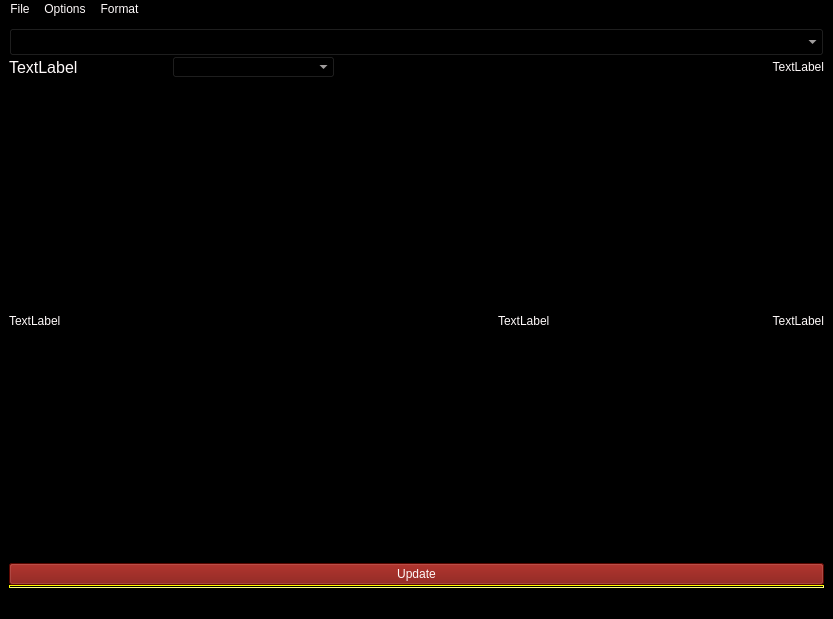
The window that elite_colonisationv2Alt.ui (Roescoe/elite-colonisation-v-2) describes before a commit, drawn with Qt 5.
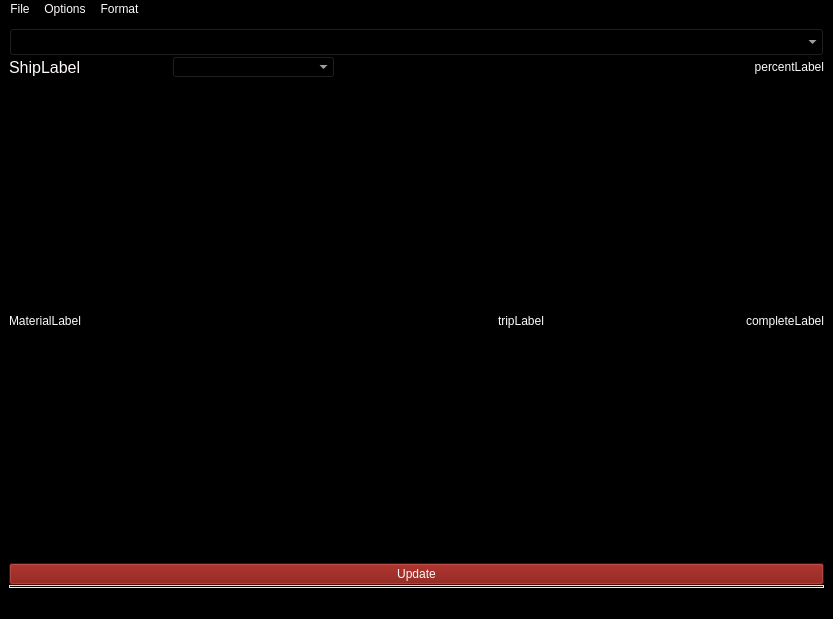
The same window after the commit.

Commit message: Update default labels

The edit to the form file:
```diff
--- a/elite_colonisationv2Alt.ui
+++ b/elite_colonisationv2Alt.ui
@@ -43,7 +43,7 @@
     <item row="3" column="3">
      <widget class="QLabel" name="trips_left">
       <property name="text">
-       <string>TextLabel</string>
+       <string>tripLabel</string>
       </property>
      </widget>
     </item>
@@ -53,7 +53,7 @@
     <item row="3" column="4">
      <widget class="QLabel" name="percent_complete">
       <property name="text">
-       <string>TextLabel</string>
+       <string>completeLabel</string>
       </property>
       <property name="alignment">
        <set>Qt::AlignRight|Qt::AlignTrailing|Qt::AlignVCenter</set>
@@ -74,7 +74,7 @@
     <item row="3" column="0" colspan="3">
      <widget class="QLabel" name="total_materials">
       <property name="text">
-       <string>TextLabel</string>
+       <string>MaterialLabel</string>
       </property>
      </widget>
     </item>
@@ -92,7 +92,7 @@
        </font>
       </property>
       <property name="text">
-       <string>TextLabel</string>
+       <string>ShipLabel</string>
       </property>
       <property name="alignment">
        <set>Qt::AlignLeading|Qt::AlignLeft|Qt::AlignVCenter</set>
@@ -105,7 +105,7 @@
     <item row="2" column="4">
      <widget class="QLabel" name="percent_per_trip">
       <property name="text">
-       <string>TextLabel</string>
+       <string>percentLabel</string>
       </property>
       <property name="alignment">
        <set>Qt::AlignRight|Qt::AlignTrailing|Qt::AlignVCenter</set>
```
